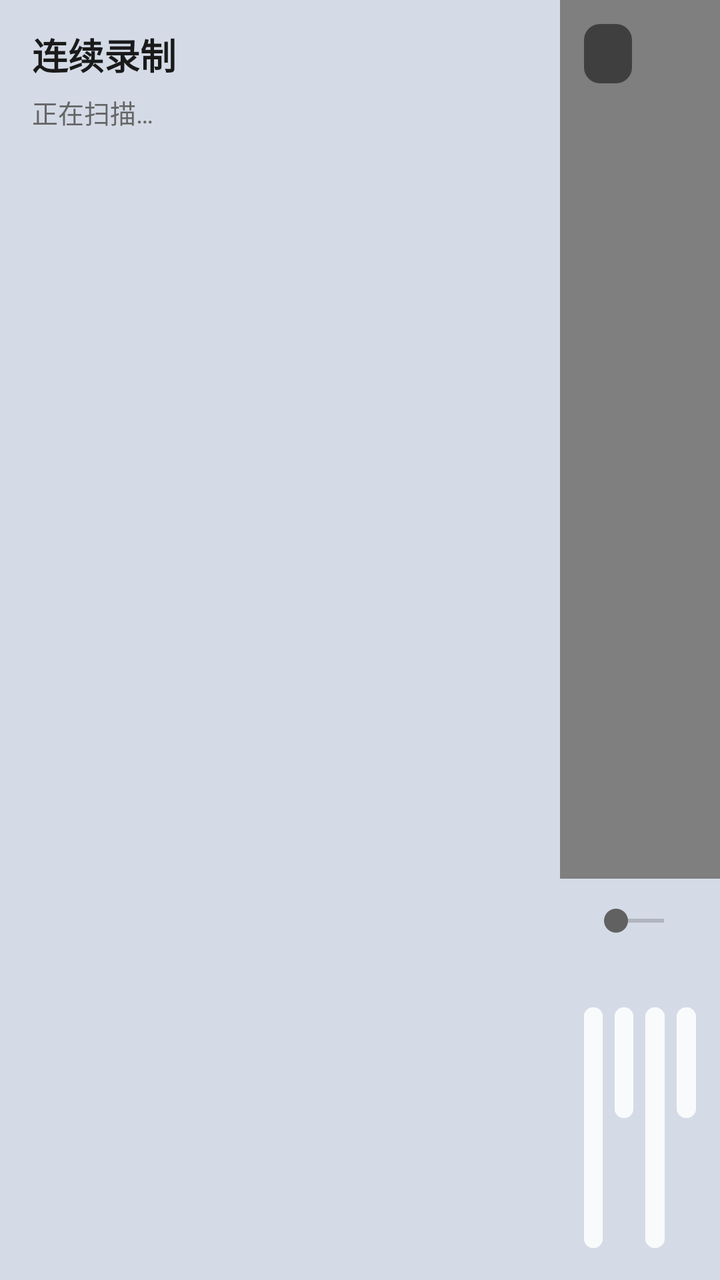
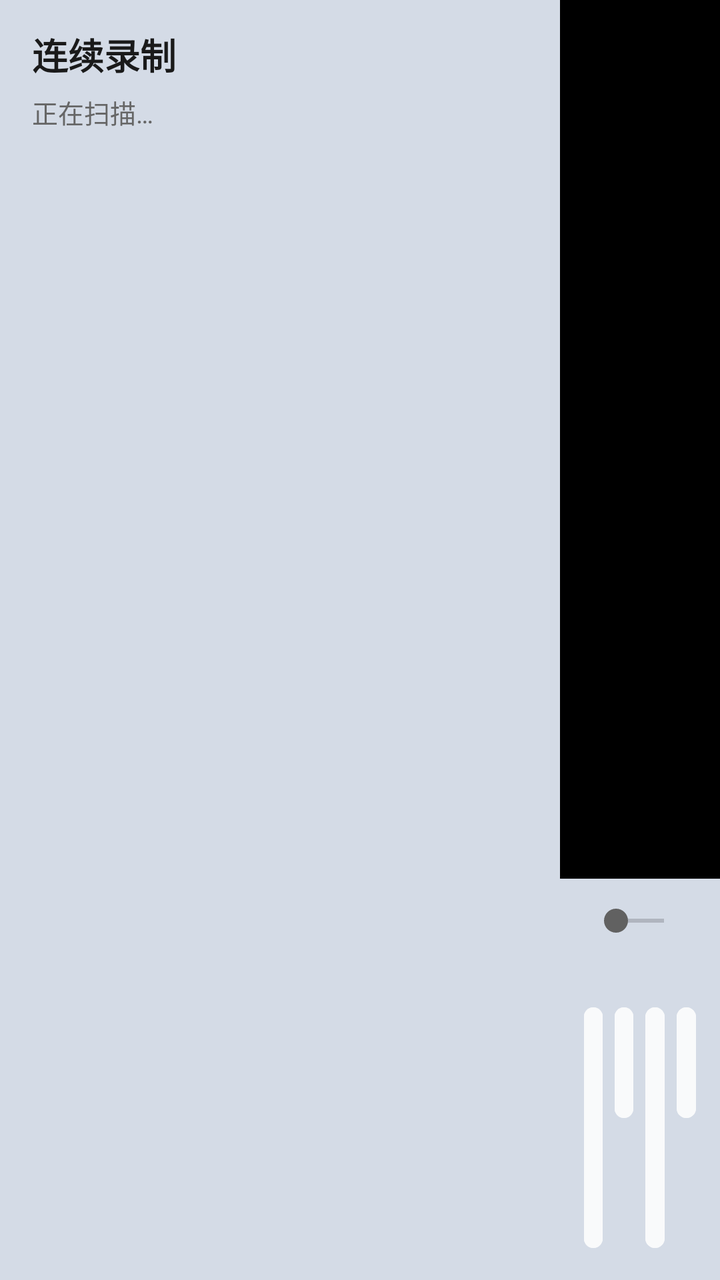

Screens rendered from an Android XML layout before and after an edit, with the pre-edit source and the edit as a unified diff.
<!-- AndroidManifest.xml: activity theme Theme.Cam.Fullscreen -->
<!-- res/layout/activity_timeline_player.xml -->
<?xml version="1.0" encoding="utf-8"?>
<LinearLayout xmlns:android="http://schemas.android.com/apk/res/android"
    android:layout_width="match_parent"
    android:layout_height="match_parent"
    android:orientation="horizontal"
    android:background="#FF000000">

    
    <LinearLayout
        android:layout_width="280dp"
        android:layout_height="match_parent"
        android:orientation="vertical"
        android:background="@color/menu_background">

        <TextView
            android:layout_width="match_parent"
            android:layout_height="wrap_content"
            android:paddingStart="16dp"
            android:paddingEnd="16dp"
            android:paddingTop="14dp"
            android:paddingBottom="6dp"
            android:text="连续录制"
            android:textColor="@color/text_primary"
            android:textSize="18sp"
            android:textStyle="bold" />

        <TextView
            android:id="@+id/timeline_list_summary"
            android:layout_width="match_parent"
            android:layout_height="wrap_content"
            android:paddingStart="16dp"
            android:paddingEnd="16dp"
            android:paddingBottom="8dp"
            android:textColor="@color/text_secondary"
            android:textSize="13sp"
            android:text="正在扫描…" />

        <androidx.recyclerview.widget.RecyclerView
            android:id="@+id/timeline_session_list"
            android:layout_width="match_parent"
            android:layout_height="0dp"
            android:layout_weight="1"
            android:clipToPadding="false"
            android:paddingBottom="8dp" />
    </LinearLayout>

    
    <LinearLayout
        android:layout_width="0dp"
        android:layout_height="match_parent"
        android:layout_weight="1"
        android:orientation="vertical">

        <FrameLayout
            android:layout_width="match_parent"
            android:layout_height="0dp"
            android:layout_weight="1">

            <VideoView
                android:id="@+id/timeline_video"
                android:layout_width="match_parent"
                android:layout_height="match_parent"
                android:layout_gravity="center" />

            
            <View
                android:id="@+id/timeline_video_cover"
                android:layout_width="match_parent"
                android:layout_height="match_parent"
                android:background="#FF000000"
                android:visibility="gone" />

            <TextView
                android:id="@+id/timeline_info"
                android:layout_width="wrap_content"
                android:layout_height="wrap_content"
                android:layout_gravity="top|start"
                android:layout_margin="12dp"
                android:background="@drawable/camera_label_background"
                android:paddingStart="12dp"
                android:paddingEnd="12dp"
                android:paddingTop="6dp"
                android:paddingBottom="6dp"
                android:textColor="#DDFFFFFF"
                android:textSize="13sp" />
        </FrameLayout>

        
        <LinearLayout
            android:layout_width="match_parent"
            android:layout_height="wrap_content"
            android:orientation="vertical"
            android:padding="12dp"
            android:background="@color/menu_background">

            <SeekBar
                android:id="@+id/timeline_seek"
                android:layout_width="match_parent"
                android:layout_height="wrap_content" />

            <TextView
                android:id="@+id/timeline_position"
                android:layout_width="wrap_content"
                android:layout_height="wrap_content"
                android:layout_gravity="center_horizontal"
                android:layout_marginTop="2dp"
                android:textColor="#FFFFFF"
                android:textSize="15sp"
                android:fontFamily="monospace" />

            <LinearLayout
                android:layout_width="match_parent"
                android:layout_height="wrap_content"
                android:orientation="horizontal"
                android:layout_marginTop="8dp">

                <Button
                    android:id="@+id/timeline_prev_session"
                    android:layout_width="0dp"
                    android:layout_height="wrap_content"
                    android:layout_weight="1"
                    android:layout_marginEnd="6dp"
                    android:text="上一段录制"
                    android:textSize="15sp"
                    android:backgroundTint="@color/button_background"
                    android:textColor="@color/button_text" />

                <Button
                    android:id="@+id/timeline_play_pause"
                    android:layout_width="0dp"
                    android:layout_height="wrap_content"
                    android:layout_weight="1"
                    android:layout_marginEnd="6dp"
                    android:text="播放"
                    android:textSize="15sp"
                    android:backgroundTint="@color/button_background"
                    android:textColor="@color/button_text" />

                <Button
                    android:id="@+id/timeline_next_session"
                    android:layout_width="0dp"
                    android:layout_height="wrap_content"
                    android:layout_weight="1"
                    android:layout_marginEnd="6dp"
                    android:text="下一段录制"
                    android:textSize="15sp"
                    android:backgroundTint="@color/button_background"
                    android:textColor="@color/button_text" />

                <Button
                    android:id="@+id/timeline_close"
                    android:layout_width="0dp"
                    android:layout_height="wrap_content"
                    android:layout_weight="1"
                    android:text="关闭"
                    android:textSize="15sp"
                    android:backgroundTint="@color/button_background"
                    android:textColor="@color/button_text" />
            </LinearLayout>
        </LinearLayout>
    </LinearLayout>

</LinearLayout>
<!-- resources referenced by this layout -->
<resources>
  <color name="button_background">#FFF9FAFB</color>
  <color name="button_text">#FF1A1A1A</color>
  <color name="menu_background">#FFD4DBE6</color>
  <color name="text_primary">#FF1A1A1A</color>
  <color name="text_secondary">#FF666666</color>
  <!-- drawable camera_label_background (drawable) -->
  <?xml version="1.0" encoding="utf-8"?>
  <shape xmlns:android="http://schemas.android.com/apk/res/android"
      android:shape="rectangle">
      <solid android:color="#80000000" />
      <corners android:radius="8dp" />
  </shape>
  <style name="Theme.Cam.Fullscreen" parent="Theme.Cam">
          <item name="android:windowFullscreen">true</item>
          <item name="android:windowContentOverlay">@null</item>
          <item name="android:windowBackground">@android:color/black</item>
          <item name="android:colorBackground">@android:color/black</item>
      </style>
  <style name="Theme.Cam" parent="Base.Theme.Cam" />
  <style name="Base.Theme.Cam" parent="Theme.Material3.DayNight.NoActionBar">
          
          <item name="colorPrimary">#424242</item>
          <item name="colorPrimaryVariant">#2A2A2A</item>
          <item name="colorOnPrimary">#FFFFFF</item>
          <item name="colorSecondary">#616161</item>
          <item name="colorSecondaryVariant">#424242</item>
          <item name="colorOnSecondary">#FFFFFF</item>
          <item name="android:colorBackground">#1A1A1A</item>
          <item name="colorSurface">#2A2A2A</item>
          <item name="colorOnSurface">#FFFFFF</item>
          <item name="android:statusBarColor">#2A2A2A</item>
          <item name="android:navigationBarColor">#000000</item>
          
          <item name="android:windowBackground">@color/page_background</item>
          
          <item name="android:windowSplashScreenBackground">@color/page_background</item>
          <item name="android:windowSplashScreenAnimatedIcon">@mipmap/ic_launcher</item>
      </style>
  <color name="page_background">#FFD4DBE6</color>
</resources>

<!-- the commit's change to res/layout/activity_timeline_player.xml (unified diff, before → after) -->
@@ -56,7 +56,8 @@
             android:layout_height="0dp"
             android:layout_weight="1">
 
-            <VideoView
+            
+            <TextureView
                 android:id="@+id/timeline_video"
                 android:layout_width="match_parent"
                 android:layout_height="match_parent"
